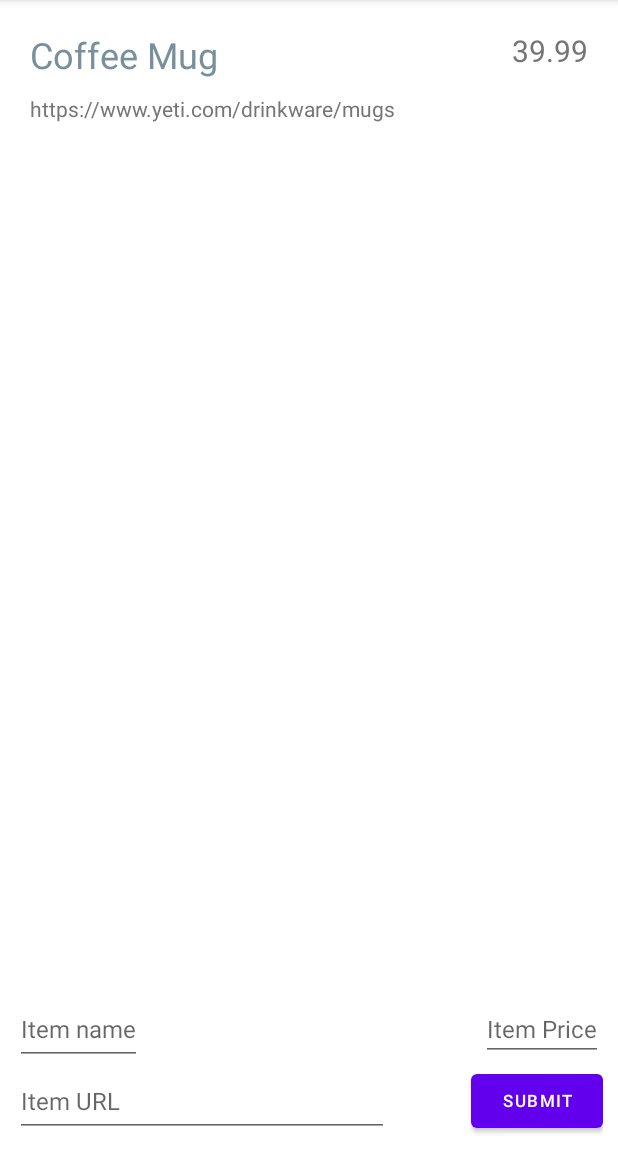
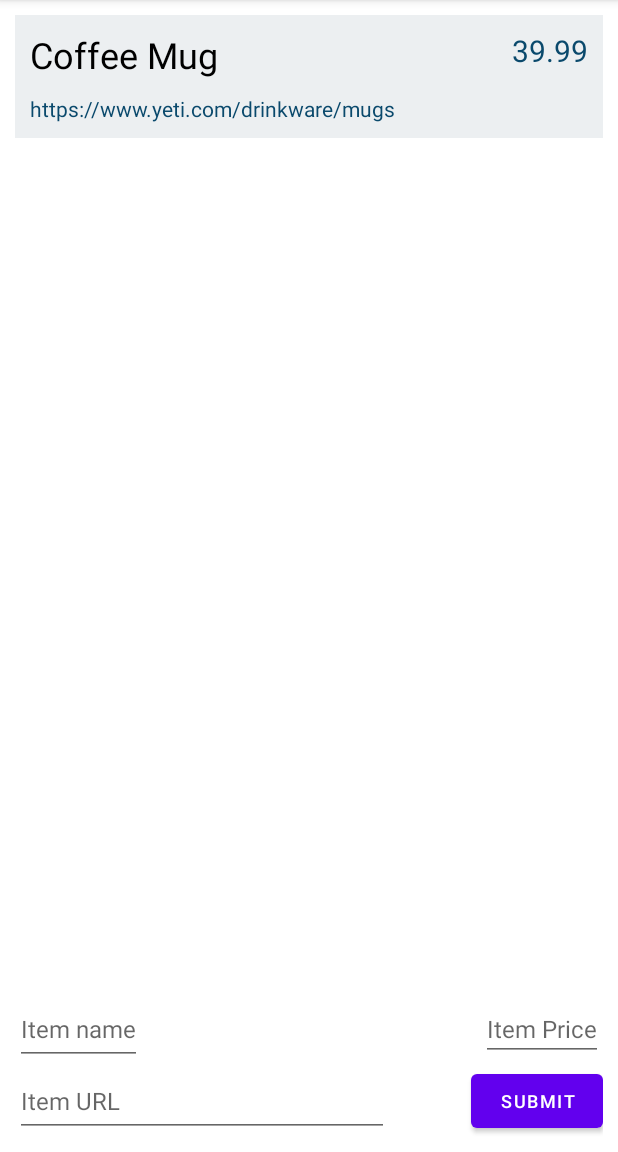
Before and after one commit to t-ryles/CodePath-WishList, an Android app: the screen it shows after launch (MainActivity), on a phone screen of 412 x 824 dp, the part 84-1236 px from its top. Run offline under Robolectric (Android 15) with nearby library versions, the phone set to English and light mode, and no system bars.

Commit message:
-Improvement- Update UI with custom color scheme.

```diff
--- a/app/src/main/java/com/example/codepath_wishlist/MainActivity.kt
+++ b/app/src/main/java/com/example/codepath_wishlist/MainActivity.kt
@@ -2,10 +2,8 @@ package com.example.codepath_wishlist
 
 import androidx.appcompat.app.AppCompatActivity
 import android.os.Bundle
-import android.text.method.TextKeyListener.clear
 import android.widget.Button
 import android.widget.EditText
-import android.widget.TextView
 import androidx.recyclerview.widget.LinearLayoutManager
 import androidx.recyclerview.widget.RecyclerView
 import com.example.codepath_wishlist.R.id.*
@@ -27,7 +25,7 @@ class MainActivity : AppCompatActivity() {
         recyclerView.layoutManager = LinearLayoutManager(this)
         //Button used to generate new card in RecyclerView with item info
         //Getting button and setting click event
-        findViewById<Button>(R.id.button).setOnClickListener {
+        findViewById<Button>(button).setOnClickListener {
             //
             addCard()
         }
--- a/app/src/main/res/layout/activity_main.xml
+++ b/app/src/main/res/layout/activity_main.xml
@@ -29,7 +29,8 @@
         android:textSize="16sp"
         app:layout_constraintBottom_toTopOf="@+id/URLInput"
         app:layout_constraintStart_toStartOf="parent"
-        tools:ignore="TextContrastCheck" />
+        tools:ignore="TextContrastCheck"
+        android:importantForAutofill="no" />
 
     <EditText
         android:id="@+id/URLInput"
@@ -42,7 +43,8 @@
         android:textSize="16sp"
         app:layout_constraintBottom_toBottomOf="parent"
         app:layout_constraintStart_toStartOf="parent"
-        tools:ignore="TextContrastCheck" />
+        tools:ignore="TextContrastCheck,TextFields"
+        android:importantForAutofill="no" />
 
     <EditText
         android:id="@+id/priceInput"
@@ -56,15 +58,17 @@
         app:layout_constraintBottom_toTopOf="@+id/button"
         app:layout_constraintEnd_toEndOf="parent"
         app:layout_constraintTop_toBottomOf="@+id/recyclerView"
-        tools:ignore="TextContrastCheck" />
+        tools:ignore="TextContrastCheck"
+        android:importantForAutofill="no" />
 
     <Button
         android:id="@+id/button"
         android:layout_width="wrap_content"
         android:layout_height="wrap_content"
         android:text="@string/submit"
-        android:textSize="11sp"
+        android:textSize="12sp"
         app:layout_constraintBottom_toBottomOf="parent"
-        app:layout_constraintEnd_toEndOf="parent" />
+        app:layout_constraintEnd_toEndOf="parent"
+        />
 
 </androidx.constraintlayout.widget.ConstraintLayout>
--- a/app/src/main/res/layout/wish_list_row.xml
+++ b/app/src/main/res/layout/wish_list_row.xml
@@ -4,14 +4,17 @@
     xmlns:app="http://schemas.android.com/apk/res-auto"
     android:layout_width="match_parent"
     android:layout_height="wrap_content"
-    android:padding="10dp">
+    android:padding="10dp"
+    android:background="@color/cardbackground"
+    >
 
     <TextView
+        style="@style/BlackText"
         android:id="@+id/itemNameTextView"
         android:layout_width="wrap_content"
         android:layout_height="wrap_content"
         android:hint="@string/coffee_mug"
-        android:textColorHint="#78909C"
+        android:textColorHint="#000000"
         android:textSize="24sp"
         app:layout_constraintBottom_toBottomOf="@+id/itemURLTextView"
         app:layout_constraintStart_toStartOf="parent"
@@ -19,22 +22,24 @@
         app:layout_constraintVertical_bias="0.0" />
 
     <TextView
+        style="@style/DarkBlueText"
         android:id="@+id/itemPriceTextView"
         android:layout_width="wrap_content"
         android:layout_height="wrap_content"
         android:hint="@string/_39_99"
-        android:textColorHint="#757575"
+        android:textColorHint="#0A496C"
         android:textSize="20sp"
         app:layout_constraintEnd_toEndOf="parent"
         app:layout_constraintTop_toTopOf="parent" />
 
     <TextView
+        style="@style/DarkBlueText"
         android:id="@+id/itemURLTextView"
         android:layout_width="match_parent"
         android:layout_height="wrap_content"
         android:layout_marginTop="15dp"
         android:hint="@string/yeticom"
-        android:textColorHint="#757575"
+        android:textColorHint="#0A496C"
         app:layout_constraintEnd_toEndOf="parent"
         app:layout_constraintTop_toBottomOf="@+id/itemPriceTextView" />
 </androidx.constraintlayout.widget.ConstraintLayout>
--- a/app/src/main/res/values/colors.xml
+++ b/app/src/main/res/values/colors.xml
@@ -7,4 +7,5 @@
     <color name="teal_700">#FF018786</color>
     <color name="black">#FF000000</color>
     <color name="white">#FFFFFFFF</color>
+    <color name="cardbackground"> #ECEFF1</color>
 </resources>
--- /dev/null
+++ b/app/src/main/res/values/style.xml
@@ -0,0 +1,19 @@
+<?xml version="1.0" encoding="utf-8"?>
+<resources>
+    <style name="BlackText" parent="TextAppearance.AppCompat">
+        <item name="android:textColor"> #FF000000 </item>
+    </style>
+
+    <style name="BlueText" parent="TextAppearance.AppCompat">
+        <item name="android:textColor"> #58B4CE </item>
+    </style>
+
+    <style name="DarkBlueText" parent="TextAppearance.AppCompat">
+        <item name="android:textColor"> #0A496C </item>
+    </style>
+
+    <style name="GreenText" parent="TextAppearance.AppCompat">
+        <item name="android:textColor"> #4CAF50 </item>
+    </style>
+
+</resources>
```
